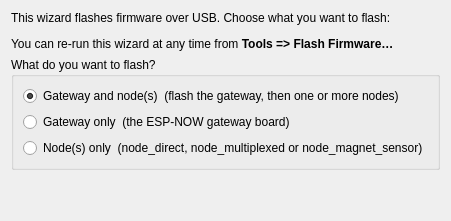
Before: the Qt Designer form src/gui/ui/wizard_welcome_page.ui in techandpeople/SoftEdIBO, drawn with Qt 5.
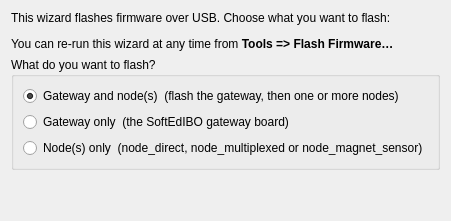
After: the same form once the commit is applied.

Commit message: Thymio is now controlled by SoftEdIBO Gateway

```diff
--- a/src/gui/ui/wizard_welcome_page.ui
+++ b/src/gui/ui/wizard_welcome_page.ui
@@ -22,7 +22,7 @@
       </item>
       <item>
        <widget class="QRadioButton" name="rb_gateway">
-        <property name="text"><string>Gateway only  (the ESP-NOW gateway board)</string></property>
+        <property name="text"><string>Gateway only  (the SoftEdIBO gateway board)</string></property>
        </widget>
       </item>
       <item>
```
The commit also changes 115 other files.
